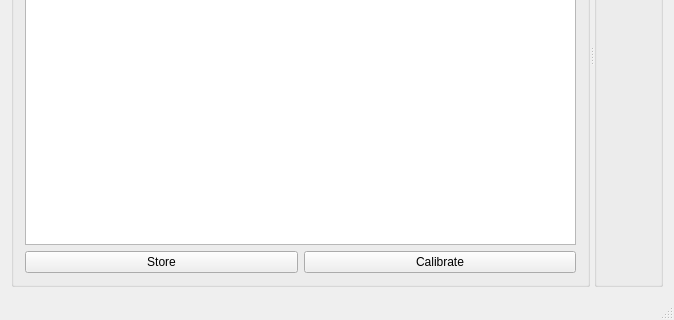
This is GUI/StereoCalibToolGUI.ui in toshimana/StereoCalibTool as Qt 5 draws it before an edit; both pictures show x 0 to 674 and y 189 to 509 of the 674 by 509 pixel window. The edited form follows.
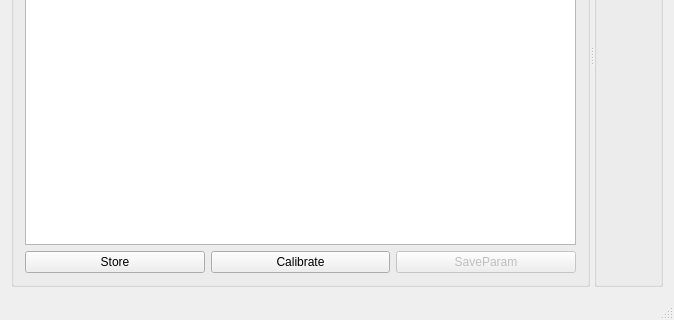
This is the edited form. Custom widgets are drawn as their Qt base class.

Commit message: カメラパラメータの出力処理を実装

The edit to the form file:
```diff
--- a/GUI/StereoCalibToolGUI.ui
+++ b/GUI/StereoCalibToolGUI.ui
@@ -44,6 +44,16 @@
             </property>
            </widget>
           </item>
+          <item>
+           <widget class="ObservedPushButton" name="SaveParamButton">
+            <property name="enabled">
+             <bool>false</bool>
+            </property>
+            <property name="text">
+             <string>SaveParam</string>
+            </property>
+           </widget>
+          </item>
          </layout>
         </item>
        </layout>
```
The commit also changes 2 other files.
